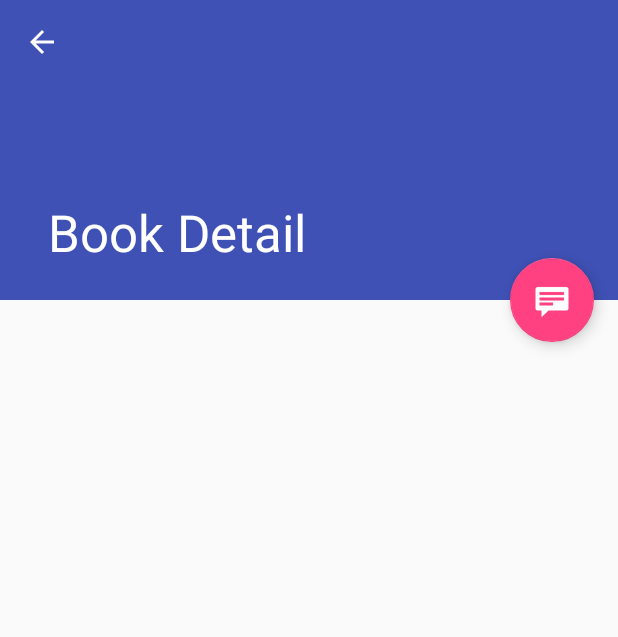
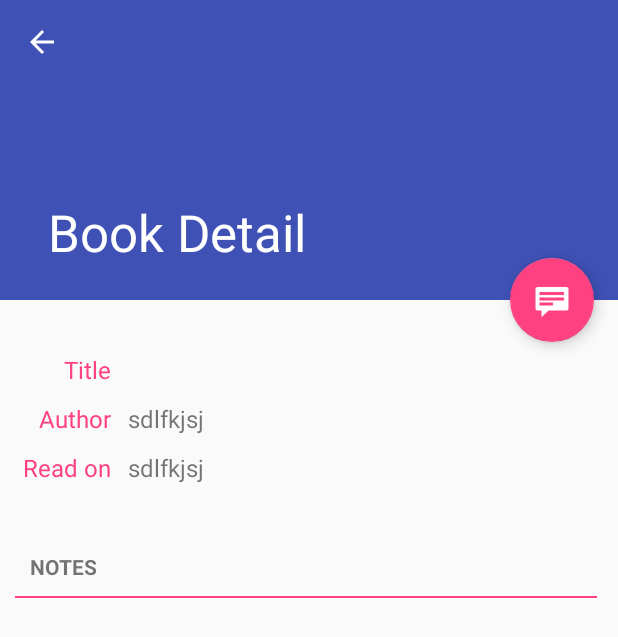
Before and after one commit to derlin/mybooks-android-old, an Android app: the BookDetailActivity screen opened directly, with no data from a screen before it, on a phone screen of 412 x 824 dp. Shown: the top 637 px of the screen. Run offline under Robolectric (Android 15) with nearby library versions, the phone set to English and light mode, and no system bars.

Commit message:
details view

```diff
--- a/app/src/main/java/ch/derlin/mybooks/views/BookDetailActivity.java
+++ b/app/src/main/java/ch/derlin/mybooks/views/BookDetailActivity.java
@@ -54,7 +54,8 @@ public class BookDetailActivity extends AppCompatActivity{
             // Create the detail fragment and add it to the activity
             // using a fragment transaction.
             Bundle arguments = new Bundle();
-            arguments.putString( BookDetailFragment.ARG_BOOK, getIntent().getStringExtra( BookDetailFragment.ARG_BOOK ) );
+            arguments.putParcelable( BookDetailFragment.ARG_BOOK, getIntent().getParcelableExtra( BookDetailFragment
+                    .ARG_BOOK ) );
             BookDetailFragment fragment = new BookDetailFragment();
             fragment.setArguments( arguments );
             getSupportFragmentManager().beginTransaction().add( R.id.book_detail_container, fragment ).commit();
--- a/app/src/main/java/ch/derlin/mybooks/views/BookDetailFragment.java
+++ b/app/src/main/java/ch/derlin/mybooks/views/BookDetailFragment.java
@@ -65,7 +65,10 @@ public class BookDetailFragment extends Fragment{
 
         // Show the dummy content as text in a TextView.
         if( mBook != null ){
-            ( ( TextView ) rootView.findViewById( R.id.book_detail ) ).setText( mBook.notes );
+//            ( ( TextView ) rootView.findViewById( R.id.details_title ) ).setText( mBook.title );
+            ( ( TextView ) rootView.findViewById( R.id.details_author ) ).setText( mBook.author );
+            ( ( TextView ) rootView.findViewById( R.id.details_date ) ).setText( mBook.date );
+            ( ( TextView ) rootView.findViewById( R.id.details_notes ) ).setText( mBook.notes );
         }
 
         return rootView;
--- a/app/src/main/res/layout-w900dp/book_list.xml
+++ b/app/src/main/res/layout-w900dp/book_list.xml
@@ -49,8 +49,7 @@
             android:layout_toLeftOf="@id/fast_scroller"
             android:layout_toStartOf="@id/fast_scroller"
 
-
-            recyclerviewfastscroller:rfs_backgroundColor="@android:color/black"
+            recyclerviewfastscroller:rfs_backgroundColor="#303F9F"
             recyclerviewfastscroller:rfs_textColor="@android:color/white" />
 
     </RelativeLayout>
--- a/app/src/main/res/layout/book_detail.xml
+++ b/app/src/main/res/layout/book_detail.xml
@@ -1,4 +1,87 @@
-<TextView android:id="@+id/book_detail" style="?android:attr/textAppearanceLarge"
-    xmlns:android="http://schemas.android.com/apk/res/android" xmlns:tools="http://schemas.android.com/tools" android:layout_width="match_parent"
-    android:layout_height="match_parent" android:padding="16dp" android:textIsSelectable="true"
-    tools:context=".views.BookDetailFragment" />
+<RelativeLayout
+    xmlns:android="http://schemas.android.com/apk/res/android"
+    android:layout_width="match_parent"
+    android:layout_height="match_parent">
+    <!--gridlayout with two columns-->
+    <!--scrollview : container for main content-->
+
+    <ScrollView
+        android:layout_width="fill_parent"
+        android:layout_height="fill_parent">
+
+        <GridLayout
+            android:layout_width="match_parent"
+            android:layout_height="wrap_content"
+            android:layout_marginTop="20sp"
+            android:padding="10dp"
+            android:layout_marginRight="4dp"
+            android:columnCount="2"
+            android:orientation="horizontal"
+            android:useDefaultMargins="false">
+
+            <!--infos header-->
+            <!--<TextView-->
+                <!--style="@style/header"-->
+                <!--android:layout_columnSpan="2"-->
+                <!--android:text="Infos" />-->
+
+            <!--<View-->
+                <!--style="@style/Divider"-->
+                <!--android:layout_columnSpan="2"-->
+                <!--android:layout_marginBottom="10dp" />-->
+
+            <!--title-->
+            <TextView
+                style="@style/details_label"
+                android:text="Title" />
+
+            <TextView
+                android:id="@+id/details_title"
+                style="@style/details_value" />
+
+            <!--author-->
+            <TextView
+                style="@style/details_label"
+                android:text="Author" />
+
+            <TextView
+                android:id="@+id/details_author"
+                style="@style/details_value"
+                android:text="sdlfkjsj" />
+
+            <!--date-->
+            <TextView
+                style="@style/details_label"
+                android:text="Read on" />
+
+            <TextView
+                android:id="@+id/details_date"
+                style="@style/details_value"
+                android:text="sdlfkjsj" />
+
+
+            <!--notes header-->
+            <TextView
+                style="@style/header"
+                android:layout_marginTop="30sp"
+                android:layout_columnSpan="2"
+                android:text="Notes" />
+
+            <View
+                style="@style/Divider"
+                android:layout_columnSpan="2"
+                android:layout_marginBottom="10dp" />
+
+
+            <!--notes field-->
+            <TextView
+                android:id="@+id/details_notes"
+                style="@style/details_font"
+                android:layout_columnSpan="2"
+                android:padding="5dp" />
+
+
+        </GridLayout>
+    </ScrollView>
+
+</RelativeLayout><!--<TextView--><!--android:id="@+id/book_detail"--><!--style="?android:attr/textAppearanceLarge"--><!--xmlns:android="http://schemas.android.com/apk/res/android"--><!--xmlns:tools="http://schemas.android.com/tools"--><!--android:layout_width="match_parent"--><!--android:layout_height="match_parent"--><!--android:padding="16dp"--><!--android:textIsSelectable="true"--><!--tools:context=".views.BookDetailFragment" />-->
--- a/app/src/main/res/layout/book_list.xml
+++ b/app/src/main/res/layout/book_list.xml
@@ -34,7 +34,7 @@
         android:layout_toStartOf="@id/fast_scroller"
 
 
-        recyclerviewfastscroller:rfs_backgroundColor="@android:color/black"
+        recyclerviewfastscroller:rfs_backgroundColor="#303F9F"
         recyclerviewfastscroller:rfs_textColor="@android:color/white"
         />
 
--- a/app/src/main/res/values/styles.xml
+++ b/app/src/main/res/values/styles.xml
@@ -17,4 +17,43 @@
 
     <style name="AppTheme.PopupOverlay" parent="ThemeOverlay.AppCompat.Light" />
 
+    <!--my-->
+    <style name="header">
+        <item name="android:layout_width">fill_parent</item>
+        <item name="android:layout_height">wrap_content</item>
+        <item name="android:textAllCaps">true</item>
+        <item name="android:textStyle">bold</item>
+        <item name="android:layout_marginTop">4dp</item>
+        <item name="android:padding">10dp</item>
+    </style>
+
+    <style name="Divider">
+        <item name="android:layout_width">match_parent</item>
+        <item name="android:layout_height">1dp</item>
+        <item name="android:layout_marginBottom">5dp</item>
+        <item name="android:background">@color/colorAccent</item>
+        <!--<item name="android:background">?android:attr/listDivider</item>-->
+    </style>
+
+    <style name="details_font">
+        <item name="android:typeface">sans</item>
+        <item name="android:textSize">16dp</item>
+    </style>
+
+    <style name="details_label" parent="details_font">
+        <item name="android:layout_height">fill_parent</item>
+        <item name="android:layout_width">wrap_content</item>
+        <item name="android:textColor">@color/colorAccent</item>
+        <item name="android:padding">5dp</item>
+        <item name="android:layout_gravity">right</item>
+    </style>
+
+    <style name="details_value" parent="details_font">
+        <!--<item name="android:layout_gravity">fill</item>-->
+        <item name="android:paddingLeft">6dp</item>
+        <item name="android:layout_width">0dip</item>
+        <item name="android:layout_gravity">fill_horizontal</item>
+        <item name="android:textIsSelectable">true</item>
+    </style>
+
 </resources>
```
